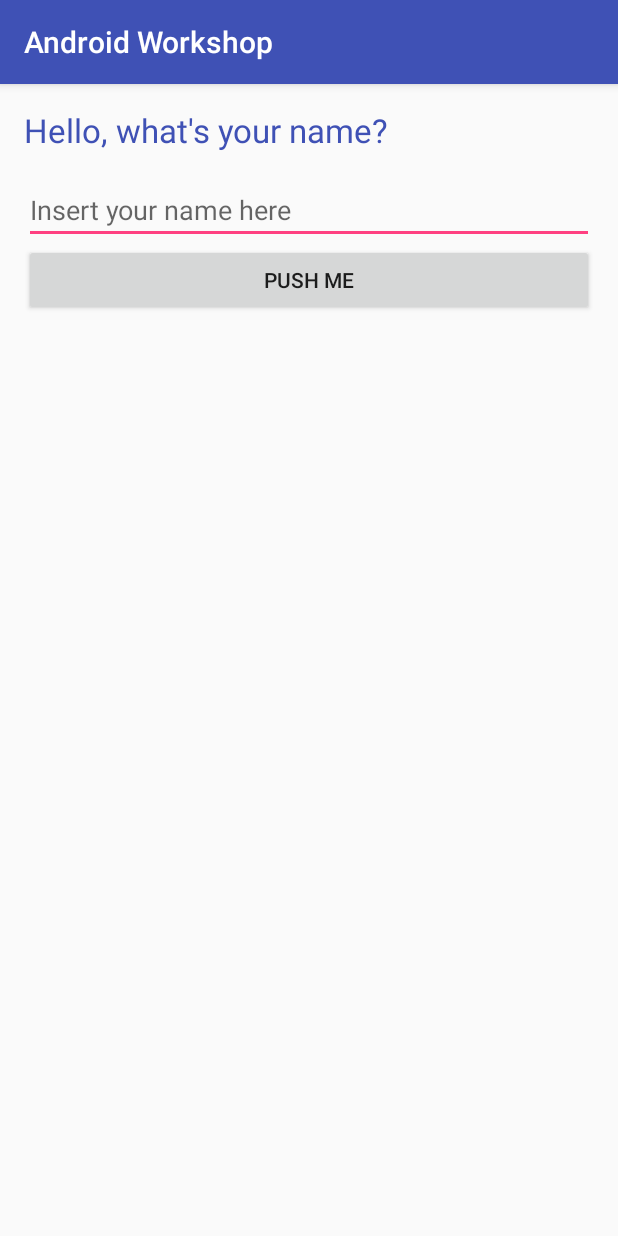
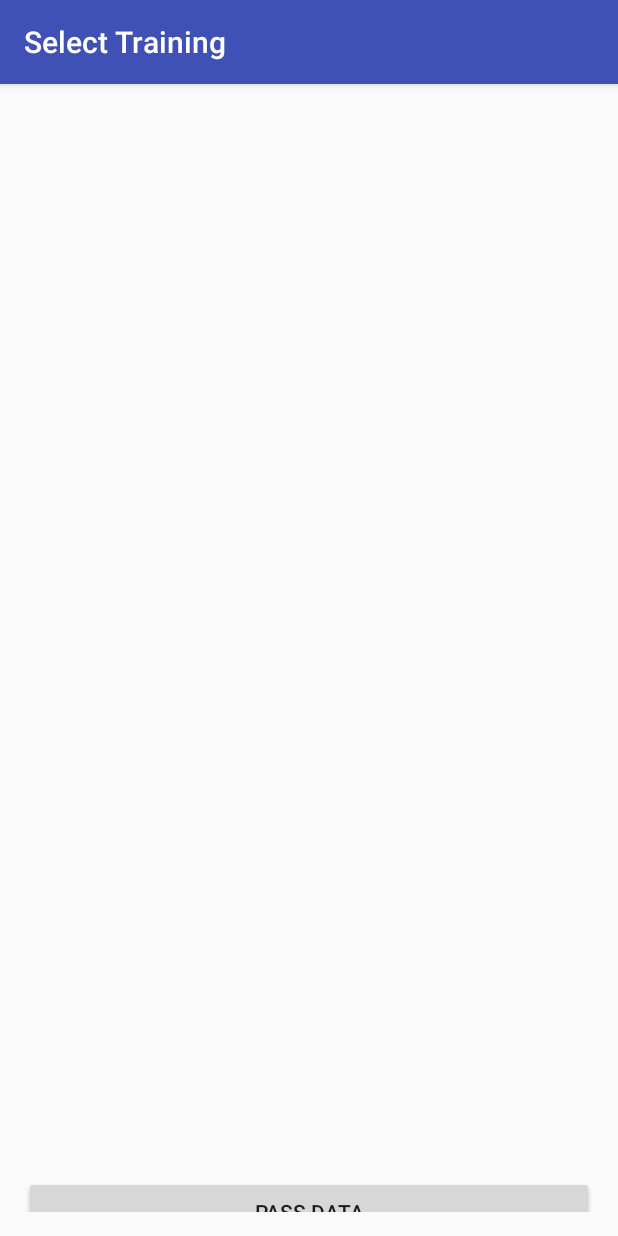
Before and after one commit to EsteveAguilera/Introducing-Android-The-Workshop, an Android app: the screen it shows after launch (MainActivity before the commit, SelectTrainingActivity after it), after a tap on "PUSH ME", on a phone screen of 412 x 824 dp. Run offline under Robolectric (Android 15) with nearby library versions, the phone set to English and light mode, and no system bars.

Commit message:
Add and launch a new Activity

```diff
--- a/app/src/main/AndroidManifest.xml
+++ b/app/src/main/AndroidManifest.xml
@@ -16,6 +16,9 @@
                 <category android:name="android.intent.category.LAUNCHER" />
             </intent-filter>
         </activity>
+
+        <activity android:name=".SelectTrainingActivity"
+            android:label="@string/select_training"/>
     </application>
 
 </manifest>
--- a/app/src/main/java/io/github/esteveaguilera/androidworkshop/MainActivity.java
+++ b/app/src/main/java/io/github/esteveaguilera/androidworkshop/MainActivity.java
@@ -1,5 +1,6 @@
 package io.github.esteveaguilera.androidworkshop;
 
+import android.content.Intent;
 import android.support.v7.app.AppCompatActivity;
 import android.os.Bundle;
 import android.view.View;
@@ -24,6 +25,9 @@ public class MainActivity extends AppCompatActivity {
                 String welcomeMessage = "Welcome to the training " + userName + "!";
 
                 Toast.makeText(MainActivity.this, welcomeMessage, Toast.LENGTH_SHORT).show();
+
+                Intent intent = new Intent(MainActivity.this, SelectTrainingActivity.class);
+                startActivity(intent);
             }
         });
     }
--- /dev/null
+++ b/app/src/main/java/io/github/esteveaguilera/androidworkshop/SelectTrainingActivity.java
@@ -0,0 +1,13 @@
+package io.github.esteveaguilera.androidworkshop;
+
+import android.os.Bundle;
+import android.support.v7.app.AppCompatActivity;
+
+public class SelectTrainingActivity extends AppCompatActivity {
+
+    @Override
+    protected void onCreate(Bundle savedInstanceState) {
+        super.onCreate(savedInstanceState);
+        setContentView(R.layout.activity_select_training);
+    }
+}
--- /dev/null
+++ b/app/src/main/res/layout/activity_select_training.xml
@@ -0,0 +1,17 @@
+<?xml version="1.0" encoding="utf-8"?>
+<android.support.constraint.ConstraintLayout xmlns:android="http://schemas.android.com/apk/res/android"
+    xmlns:app="http://schemas.android.com/apk/res-auto"
+    xmlns:tools="http://schemas.android.com/tools"
+    android:layout_width="match_parent"
+    android:layout_height="match_parent"
+    tools:context="io.github.esteveaguilera.androidworkshop.SelectTrainingActivity"
+    android:padding="@dimen/padding_normal">
+
+   <Button
+       android:layout_width="match_parent"
+       android:layout_height="wrap_content"
+       android:text="@string/button_pass_data"
+       app:layout_constraintTop_toBottomOf="parent"
+       app:layout_constraintBottom_toBottomOf="parent"/>
+
+</android.support.constraint.ConstraintLayout>
--- a/app/src/main/res/values/strings.xml
+++ b/app/src/main/res/values/strings.xml
@@ -3,4 +3,6 @@
     <string name="hello_message">Hello, what\'s your name?</string>
     <string name="insert_name_hint">Insert your name here</string>
     <string name="button_text">Push me</string>
+    <string name="button_pass_data">Pass data</string>
+    <string name="select_training">Select Training</string>
 </resources>
```
